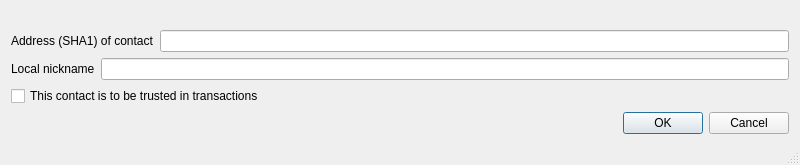
Above: ui/editContact.ui from operatornormal/classified-ads before the change. Below: the same form after it.
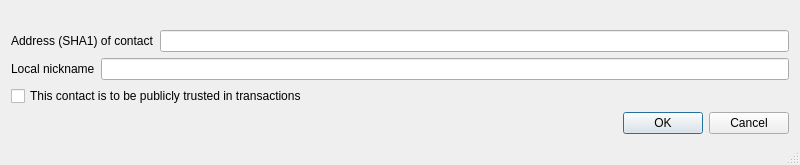
That is the form after the change.

What changed in the file:
```diff
--- a/ui/editContact.ui
+++ b/ui/editContact.ui
@@ -62,7 +62,7 @@
      <item>
       <widget class="QCheckBox" name="trustedCheckBox">
        <property name="text">
-        <string>This contact is to be trusted in transactions</string>
+        <string>This contact is to be publicly trusted in transactions</string>
        </property>
       </widget>
      </item>
```
Left out of the diff: 3 changed lines with no effect on the pictures.
